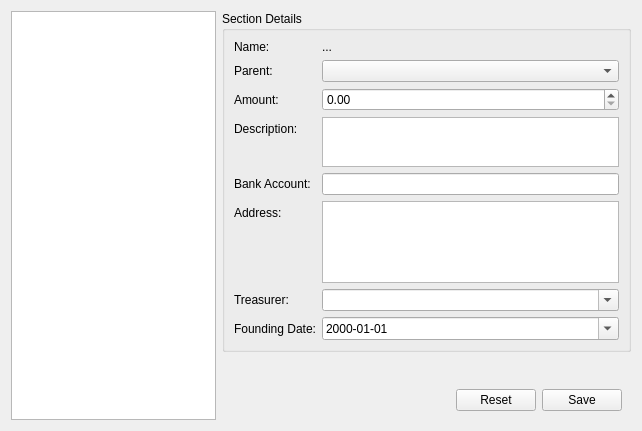
This is forms/editsections.ui in LukyLuke/PiTres as Qt 5 draws it before an edit. The edited form follows.
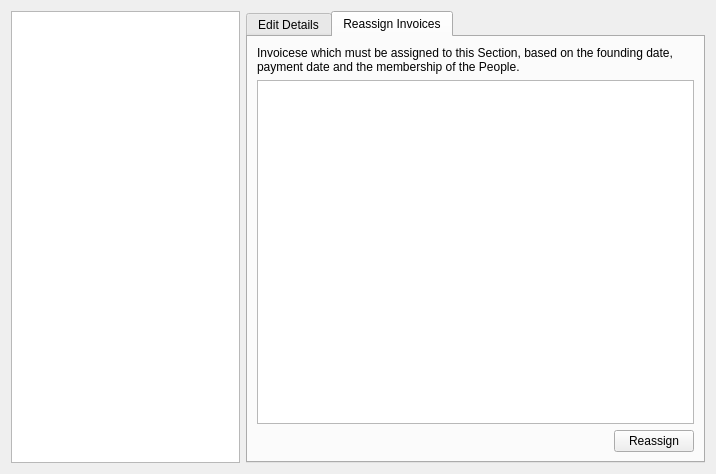
This is the edited form. The open tabs and pages were chosen to show the change. Icons and pictures are not drawn.

Commit message: Users changed the section can now automatically migrated sectionwise

What changed in the file:
```diff
--- a/forms/editsections.ui
+++ b/forms/editsections.ui
@@ -6,8 +6,8 @@
    <rect>
     <x>0</x>
     <y>0</y>
-    <width>642</width>
-    <height>431</height>
+    <width>716</width>
+    <height>474</height>
    </rect>
   </property>
   <property name="windowTitle">
@@ -28,10 +28,17 @@
    <item>
     <layout class="QVBoxLayout" name="verticalLayout">
      <item>
-      <widget class="QGroupBox" name="groupBox">
-       <property name="title">
-        <string>Section Details</string>
+      <widget class="QTabWidget" name="tabWidget">
+       <property name="currentIndex">
+        <number>0</number>
        </property>
+       <widget class="QWidget" name="edit">
+        <attribute name="title">
+         <string>Edit Details</string>
+        </attribute>
+        <layout class="QVBoxLayout" name="verticalLayout_3">
+         <item>
+          <widget class="QWidget" name="widget" native="true">
        <layout class="QFormLayout" name="formLayout">
         <item row="0" column="0">
          <widget class="QLabel" name="label">
@@ -204,6 +211,64 @@
          </widget>
         </item>
        </layout>
+          </widget>
+         </item>
+        </layout>
+        <zorder>widget</zorder>
+        <zorder>horizontalSpacer</zorder>
+        <zorder>btnCancel</zorder>
+        <zorder>btnSave</zorder>
+        <zorder>widget</zorder>
+        <zorder>verticalSpacer</zorder>
+       </widget>
+       <widget class="QWidget" name="reassign">
+        <attribute name="title">
+         <string>Reassign Invoices</string>
+        </attribute>
+        <layout class="QVBoxLayout" name="verticalLayout_4">
+         <item>
+          <widget class="QLabel" name="label_9">
+           <property name="text">
+            <string>&lt;html&gt;&lt;head/&gt;&lt;body&gt;&lt;p&gt;Invoicese which must be assigned to this Section, based on the founding date, payment date and the membership of the People.&lt;/p&gt;&lt;/body&gt;&lt;/html&gt;</string>
+           </property>
+           <property name="wordWrap">
+            <bool>true</bool>
+           </property>
+          </widget>
+         </item>
+         <item>
+          <widget class="QTableView" name="tableInvoices"/>
+         </item>
+         <item>
+          <layout class="QHBoxLayout" name="horizontalLayout_3">
+           <item>
+            <spacer name="horizontalSpacer_2">
+             <property name="orientation">
+              <enum>Qt::Horizontal</enum>
+             </property>
+             <property name="sizeHint" stdset="0">
+              <size>
+               <width>40</width>
+               <height>20</height>
+              </size>
+             </property>
+            </spacer>
+           </item>
+           <item>
+            <widget class="QPushButton" name="btnReassign">
+             <property name="text">
+              <string>Reassign</string>
+             </property>
+             <property name="icon">
+              <iconset resource="../PiTres.qrc">
+               <normaloff>:/icons/resources/icons/adjust_members.png</normaloff>:/icons/resources/icons/adjust_members.png</iconset>
+             </property>
+            </widget>
+           </item>
+          </layout>
+         </item>
+        </layout>
+       </widget>
       </widget>
      </item>
     </layout>
```
Lines whose indentation alone changed are shown as unchanged. The commit also changes 2 other files.
